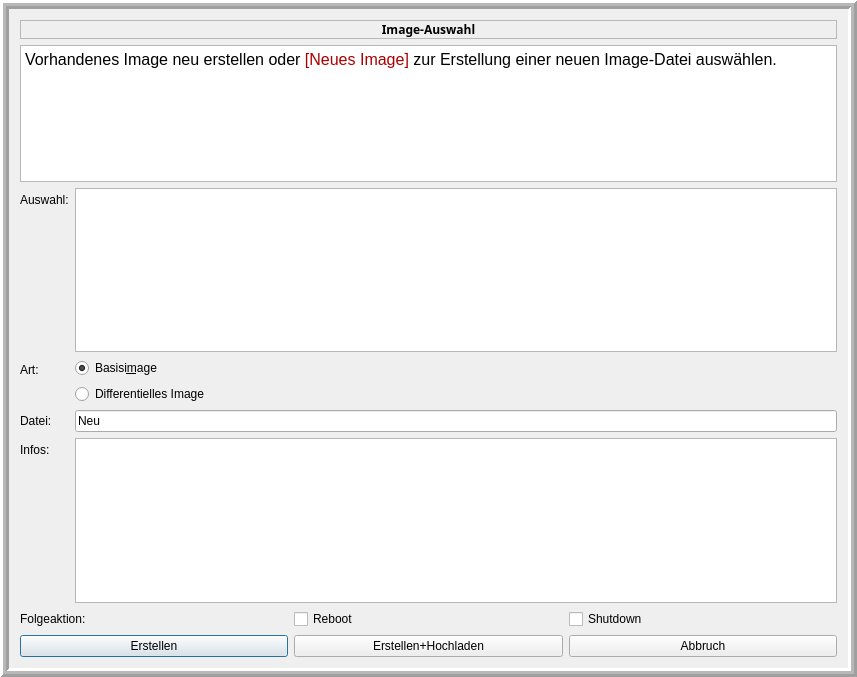
Above: linbo_gui/linboImageSelector.ui from linuxmuster/linuxmuster-linbo before the change. Below: the same form after it.
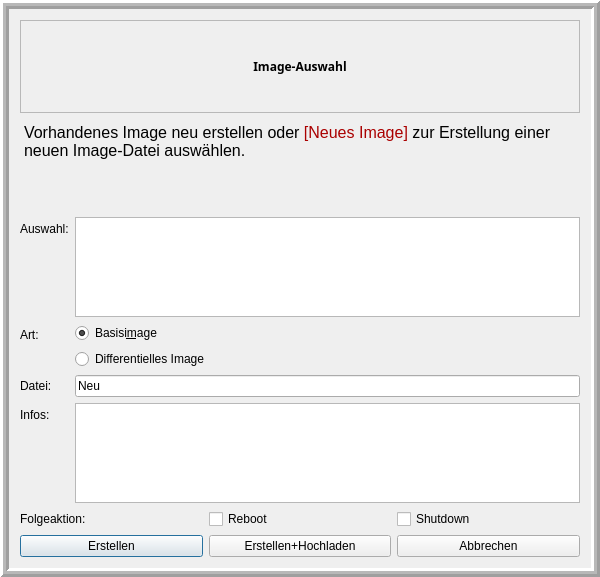
That is the form after the change.

Commit message: adjust ImageSelector dialog to 800x600

Diff of the .ui file:
```diff
--- a/linbo_gui/linboImageSelector.ui
+++ b/linbo_gui/linboImageSelector.ui
@@ -6,10 +6,16 @@
    <rect>
     <x>0</x>
     <y>0</y>
-    <width>857</width>
-    <height>677</height>
+    <width>600</width>
+    <height>577</height>
    </rect>
   </property>
+  <property name="minimumSize">
+   <size>
+    <width>600</width>
+    <height>400</height>
+   </size>
+  </property>
   <property name="windowTitle">
    <string>Image erstellen</string>
   </property>
@@ -84,6 +90,24 @@
           <verstretch>0</verstretch>
          </sizepolicy>
         </property>
+        <property name="minimumSize">
+         <size>
+          <width>0</width>
+          <height>50</height>
+         </size>
+        </property>
+        <property name="styleSheet">
+         <string notr="true">background-color: rgba(255, 255, 255, 0);</string>
+        </property>
+        <property name="frameShape">
+         <enum>QFrame::NoFrame</enum>
+        </property>
+        <property name="frameShadow">
+         <enum>QFrame::Plain</enum>
+        </property>
+        <property name="sizeAdjustPolicy">
+         <enum>QAbstractScrollArea::AdjustToContentsOnFirstShow</enum>
+        </property>
         <property name="readOnly">
          <bool>true</bool>
         </property>
@@ -98,6 +122,9 @@
       </item>
       <item>
        <layout class="QFormLayout" name="formLayout">
+        <property name="sizeConstraint">
+         <enum>QLayout::SetFixedSize</enum>
+        </property>
         <item row="0" column="0">
          <widget class="QLabel" name="label_3">
           <property name="text">
@@ -106,7 +133,23 @@
          </widget>
         </item>
         <item row="0" column="1">
-         <widget class="QListWidget" name="listBox"/>
+         <widget class="QListWidget" name="listBox">
+          <property name="sizePolicy">
+           <sizepolicy hsizetype="Preferred" vsizetype="Preferred">
+            <horstretch>0</horstretch>
+            <verstretch>0</verstretch>
+           </sizepolicy>
+          </property>
+          <property name="minimumSize">
+           <size>
+            <width>300</width>
+            <height>100</height>
+           </size>
+          </property>
+          <property name="sizeAdjustPolicy">
+           <enum>QAbstractScrollArea::AdjustToContentsOnFirstShow</enum>
+          </property>
+         </widget>
         </item>
         <item row="1" column="0">
          <widget class="QLabel" name="label_2">
@@ -119,6 +162,12 @@
          <layout class="QVBoxLayout" name="verticalLayout">
           <item>
            <widget class="QRadioButton" name="baseRadioButton">
+            <property name="sizePolicy">
+             <sizepolicy hsizetype="Preferred" vsizetype="Fixed">
+              <horstretch>0</horstretch>
+              <verstretch>0</verstretch>
+             </sizepolicy>
+            </property>
             <property name="text">
              <string>Basisi&amp;mage</string>
             </property>
@@ -132,6 +181,12 @@
           </item>
           <item>
            <widget class="QRadioButton" name="incrRadioButton">
+            <property name="sizePolicy">
+             <sizepolicy hsizetype="Preferred" vsizetype="Fixed">
+              <horstretch>0</horstretch>
+              <verstretch>0</verstretch>
+             </sizepolicy>
+            </property>
             <property name="text">
              <string>Differentielles Image</string>
             </property>
@@ -170,7 +225,23 @@
          </widget>
         </item>
         <item row="3" column="1">
-         <widget class="QTextEdit" name="infoEditor"/>
+         <widget class="QTextEdit" name="infoEditor">
+          <property name="sizePolicy">
+           <sizepolicy hsizetype="Preferred" vsizetype="Preferred">
+            <horstretch>0</horstretch>
+            <verstretch>0</verstretch>
+           </sizepolicy>
+          </property>
+          <property name="minimumSize">
+           <size>
+            <width>300</width>
+            <height>100</height>
+           </size>
+          </property>
+          <property name="sizeAdjustPolicy">
+           <enum>QAbstractScrollArea::AdjustToContentsOnFirstShow</enum>
+          </property>
+         </widget>
         </item>
        </layout>
       </item>
@@ -185,6 +256,12 @@
         </item>
         <item>
          <widget class="QCheckBox" name="checkReboot">
+          <property name="sizePolicy">
+           <sizepolicy hsizetype="Preferred" vsizetype="Fixed">
+            <horstretch>0</horstretch>
+            <verstretch>0</verstretch>
+           </sizepolicy>
+          </property>
           <property name="text">
            <string>Reboot</string>
           </property>
@@ -192,6 +269,12 @@
         </item>
         <item>
          <widget class="QCheckBox" name="checkShutdown">
+          <property name="sizePolicy">
+           <sizepolicy hsizetype="Preferred" vsizetype="Fixed">
+            <horstretch>0</horstretch>
+            <verstretch>0</verstretch>
+           </sizepolicy>
+          </property>
           <property name="text">
            <string>Shutdown</string>
           </property>
@@ -203,6 +286,12 @@
        <layout class="QHBoxLayout" name="horizontalLayout">
         <item>
          <widget class="QPushButton" name="createButton">
+          <property name="sizePolicy">
+           <sizepolicy hsizetype="Preferred" vsizetype="Fixed">
+            <horstretch>0</horstretch>
+            <verstretch>0</verstretch>
+           </sizepolicy>
+          </property>
           <property name="toolTip">
            <string>Erstellt das ausgewählte Image&lt;br&gt;im lokalen Cache</string>
           </property>
@@ -213,6 +302,12 @@
         </item>
         <item>
          <widget class="QPushButton" name="createUploadButton">
+          <property name="sizePolicy">
+           <sizepolicy hsizetype="Preferred" vsizetype="Fixed">
+            <horstretch>0</horstretch>
+            <verstretch>0</verstretch>
+           </sizepolicy>
+          </property>
           <property name="toolTip">
            <string>Erstellt das ausgewählte Image im lokalen Cache und lädt es &lt;br&gt; anschliessend auf den Server hoch</string>
           </property>
@@ -223,11 +318,17 @@
         </item>
         <item>
          <widget class="QPushButton" name="cancelButton">
+          <property name="sizePolicy">
+           <sizepolicy hsizetype="Preferred" vsizetype="Fixed">
+            <horstretch>0</horstretch>
+            <verstretch>0</verstretch>
+           </sizepolicy>
+          </property>
           <property name="toolTip">
            <string>Abbrechen ohne Imageerstellung</string>
           </property>
           <property name="text">
-           <string>Abbruch</string>
+           <string>Abbrechen</string>
           </property>
          </widget>
         </item>
```
